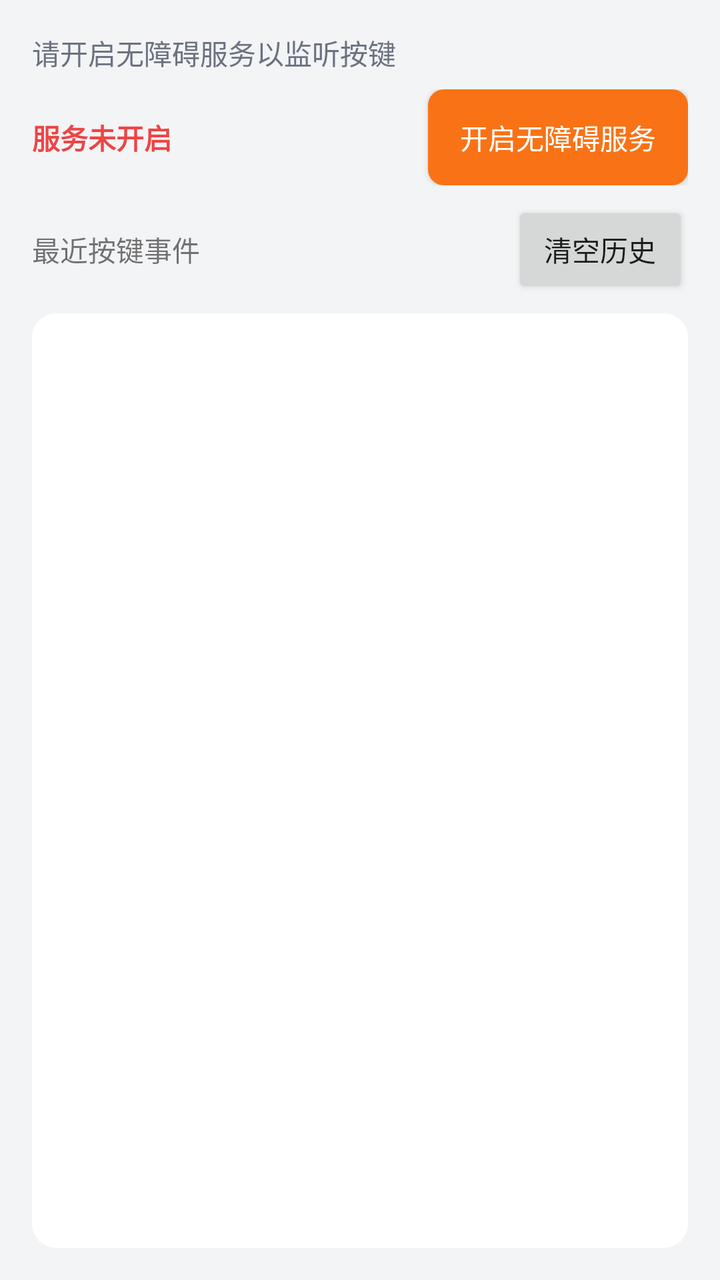
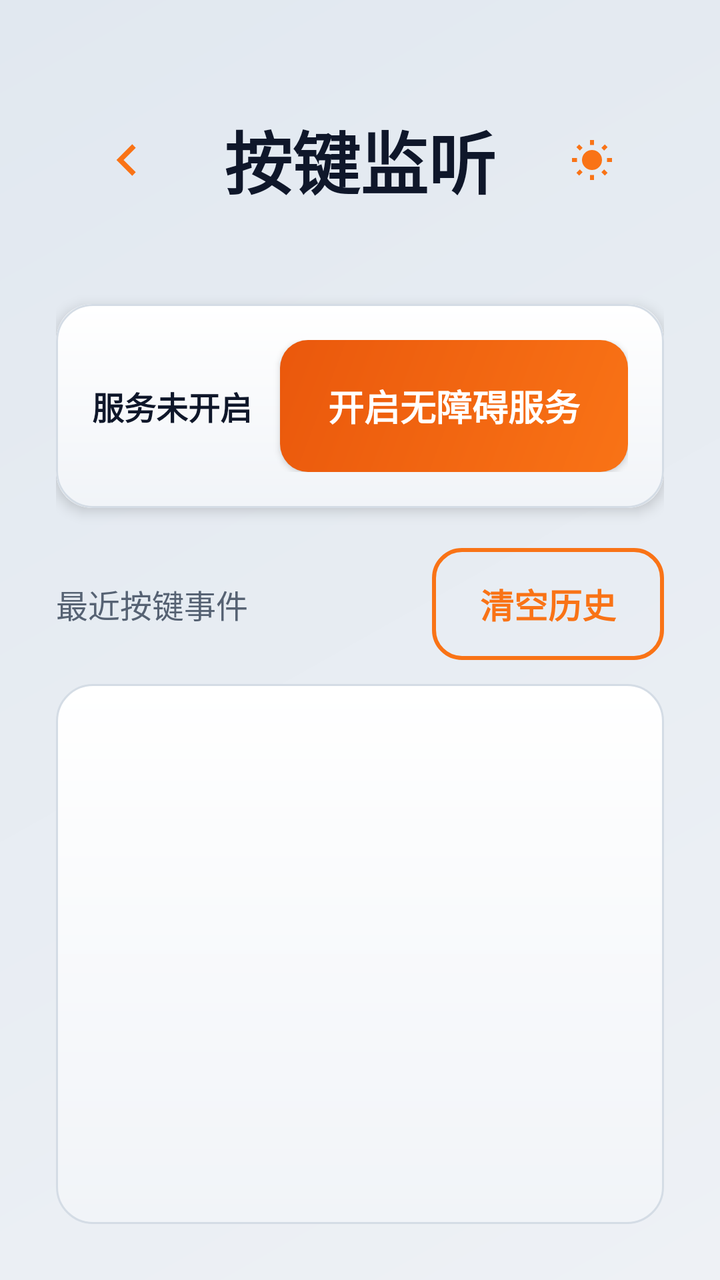

The first picture is an Android layout as it rendered before a commit; the second is the same layout after the commit. The layout source and the unified diff follow.
<!-- AndroidManifest.xml: application theme AppTheme -->
<!-- res/layout/activity_key_monitor.xml -->
<?xml version="1.0" encoding="utf-8"?>
<LinearLayout xmlns:android="http://schemas.android.com/apk/res/android"
    android:layout_width="match_parent"
    android:layout_height="match_parent"
    android:orientation="vertical"
    android:padding="16dp"
    android:background="@color/bg_light">

    <TextView
        android:layout_width="wrap_content"
        android:layout_height="wrap_content"
        android:text="@string/accessibility_guide"
        android:textSize="14sp"
        android:textColor="@color/text_secondary"/>

    <LinearLayout
        android:layout_width="match_parent"
        android:layout_height="wrap_content"
        android:orientation="horizontal"
        android:layout_marginTop="8dp">

        <TextView
            android:id="@+id/tv_service_status"
            android:layout_width="0dp"
            android:layout_height="wrap_content"
            android:layout_weight="1"
            android:text="@string/service_disabled"
            android:textColor="@color/error_red"
            android:textStyle="bold"/>

        <Button
            android:id="@+id/btn_open_accessibility"
            android:layout_width="wrap_content"
            android:layout_height="wrap_content"
            android:text="@string/open_accessibility"
            android:background="@drawable/bg_button_nissan"
            android:textColor="@color/card_white"/>
    </LinearLayout>

    <LinearLayout
        android:layout_width="match_parent"
        android:layout_height="wrap_content"
        android:orientation="horizontal"
        android:layout_marginTop="8dp">

        <TextView
            android:layout_width="0dp"
            android:layout_height="wrap_content"
            android:layout_weight="1"
            android:text="最近按键事件"/>

        <Button
            android:id="@+id/btn_clear_history"
            android:layout_width="wrap_content"
            android:layout_height="wrap_content"
            android:text="清空历史"/>
    </LinearLayout>

    <androidx.recyclerview.widget.RecyclerView
        android:id="@+id/recycler_key_history"
        android:layout_width="match_parent"
        android:layout_height="0dp"
        android:layout_weight="1"
        android:layout_marginTop="8dp"
        android:background="@drawable/bg_card"
        android:padding="8dp"/>

</LinearLayout>
<!-- resources referenced by this layout -->
<resources>
  <color name="bg_light">#F3F4F6</color>
  <color name="card_white">#FFFFFF</color>
  <color name="error_red">#EF4444</color>
  <color name="text_secondary">#6B7280</color>
  <!-- drawable bg_button_nissan (drawable) -->
  <?xml version="1.0" encoding="utf-8"?>
  <shape xmlns:android="http://schemas.android.com/apk/res/android">
      <solid android:color="@color/nissan_orange"/>
      <corners android:radius="8dp"/>
      <padding android:left="16dp" android:top="12dp" android:right="16dp" android:bottom="12dp"/>
  </shape>
  <!-- drawable bg_card (drawable) -->
  <?xml version="1.0" encoding="utf-8"?>
  <shape xmlns:android="http://schemas.android.com/apk/res/android">
      <solid android:color="@color/card_white"/>
      <corners android:radius="12dp"/>
  </shape>
  <string name="accessibility_guide">请开启无障碍服务以监听按键</string>
  <style name="AppTheme" parent="Theme.AppCompat.Light.NoActionBar">
          <item name="colorPrimary">@color/nissan_orange</item>
          <item name="colorPrimaryDark">@color/nissan_orange_dark</item>
          <item name="colorAccent">@color/nissan_orange</item>
          <item name="android:windowBackground">@color/bg_light</item>
          <item name="android:windowNoTitle">true</item>
          <item name="android:windowFullscreen">false</item>
      </style>
  <color name="nissan_orange">#F97316</color>
  <color name="nissan_orange_dark">#EA580C</color>
  <!-- unchanged entries left out for length: 2 -->
</resources>

<!-- the commit's change to res/layout/activity_key_monitor.xml (unified diff, before → after) -->
@@ -1,68 +1,121 @@
 <?xml version="1.0" encoding="utf-8"?>
-<LinearLayout xmlns:android="http://schemas.android.com/apk/res/android"
+<FrameLayout xmlns:android="http://schemas.android.com/apk/res/android"
+    xmlns:app="http://schemas.android.com/apk/res-auto"
     android:layout_width="match_parent"
     android:layout_height="match_parent"
-    android:orientation="vertical"
-    android:padding="16dp"
-    android:background="@color/bg_light">
-
-    <TextView
-        android:layout_width="wrap_content"
-        android:layout_height="wrap_content"
-        android:text="@string/accessibility_guide"
-        android:textSize="14sp"
-        android:textColor="@color/text_secondary"/>
+    android:background="@drawable/bg_dashboard">
 
     <LinearLayout
         android:layout_width="match_parent"
-        android:layout_height="wrap_content"
-        android:orientation="horizontal"
-        android:layout_marginTop="8dp">
+        android:layout_height="match_parent"
+        android:orientation="vertical"
+        android:paddingStart="@dimen/activity_horizontal_margin"
+        android:paddingEnd="@dimen/activity_horizontal_margin"
+        android:paddingTop="@dimen/activity_vertical_margin"
+        android:paddingBottom="@dimen/activity_vertical_margin">
 
-        <TextView
-            android:id="@+id/tv_service_status"
-            android:layout_width="0dp"
+        
+        <LinearLayout
+            android:layout_width="match_parent"
+            android:layout_height="@dimen/header_height"
+            android:gravity="center_vertical"
+            android:orientation="horizontal">
+
+            <ImageButton
+                android:id="@+id/btn_back"
+                android:layout_width="@dimen/min_touch"
+                android:layout_height="@dimen/min_touch"
+                android:background="?attr/selectableItemBackgroundBorderless"
+                android:contentDescription="@string/back"
+                app:srcCompat="@drawable/ic_back"
+                app:tint="@color/color_accent" />
+
+            <TextView
+                android:layout_width="0dp"
+                android:layout_height="wrap_content"
+                android:layout_marginStart="12dp"
+                android:layout_weight="1"
+                android:text="@string/card_key_monitor"
+                android:textColor="@color/color_text"
+                android:textSize="@dimen/text_app_title"
+                android:textStyle="bold" />
+
+            <ImageButton
+                android:id="@+id/btn_theme_toggle"
+                android:layout_width="@dimen/min_touch"
+                android:layout_height="@dimen/min_touch"
+                android:background="?attr/selectableItemBackgroundBorderless"
+                android:contentDescription="@string/theme_toggle"
+                app:srcCompat="@drawable/ic_sun"
+                app:tint="@color/color_accent" />
+        </LinearLayout>
+
+        
+        <androidx.cardview.widget.CardView
+            android:layout_width="match_parent"
             android:layout_height="wrap_content"
+            android:layout_marginTop="@dimen/gap"
+            app:cardCornerRadius="@dimen/card_radius"
+            app:cardElevation="4dp">
+
+            <LinearLayout
+                android:layout_width="match_parent"
+                android:layout_height="wrap_content"
+                android:background="@drawable/bg_card"
+                android:gravity="center_vertical"
+                android:orientation="horizontal"
+                android:padding="18dp">
+
+                <TextView
+                    android:id="@+id/tv_service_status"
+                    android:layout_width="0dp"
+                    android:layout_height="wrap_content"
+                    android:layout_weight="1"
+                    android:text="@string/service_disabled"
+                    android:textColor="@color/color_text"
+                    android:textSize="@dimen/text_body"
+                    android:textStyle="bold" />
+
+                <Button
+                    android:id="@+id/btn_open_accessibility"
+                    style="@style/PrimaryButton"
+                    android:layout_width="wrap_content"
+                    android:layout_height="@dimen/button_height"
+                    android:text="@string/open_accessibility" />
+            </LinearLayout>
+        </androidx.cardview.widget.CardView>
+
+        
+        <LinearLayout
+            android:layout_width="match_parent"
+            android:layout_height="wrap_content"
+            android:layout_marginTop="@dimen/gap"
+            android:gravity="center_vertical"
+            android:orientation="horizontal">
+
+            <TextView
+                android:layout_width="0dp"
+                android:layout_height="wrap_content"
+                android:layout_weight="1"
+                android:text="@string/recent_keys"
+                android:textColor="@color/color_text_secondary"
+                android:textSize="@dimen/text_body" />
+
+            <Button
+                android:id="@+id/btn_clear_history"
+                style="@style/GhostButton"
+                android:layout_width="wrap_content"
+                android:layout_height="56dp"
+                android:text="@string/clear_history" />
+        </LinearLayout>
+
+        <androidx.recyclerview.widget.RecyclerView
+            android:id="@+id/recycler_key_history"
+            android:layout_width="match_parent"
+            android:layout_height="0dp"
+            android:layout_marginTop="@dimen/gap_small"
             android:layout_weight="1"
-            android:text="@string/service_disabled"
-            android:textColor="@color/error_red"
-            android:textStyle="bold"/>
-
-        <Button
-            android:id="@+id/btn_open_accessibility"
-            android:layout_width="wrap_content"
-            android:layout_height="wrap_content"
-            android:text="@string/open_accessibility"
-            android:background="@drawable/bg_button_nissan"
-            android:textColor="@color/card_white"/>
+            android:background="@drawable/bg_card"
+            android:padding="10dp" />
     </LinearLayout>
-
-    <LinearLayout
-        android:layout_width="match_parent"
-        android:layout_height="wrap_content"
-        android:orientation="horizontal"
-        android:layout_marginTop="8dp">
-
-        <TextView
-            android:layout_width="0dp"
-            android:layout_height="wrap_content"
-            android:layout_weight="1"
-            android:text="最近按键事件"/>
-
-        <Button
-            android:id="@+id/btn_clear_history"
-            android:layout_width="wrap_content"
-            android:layout_height="wrap_content"
-            android:text="清空历史"/>
-    </LinearLayout>
-
-    <androidx.recyclerview.widget.RecyclerView
-        android:id="@+id/recycler_key_history"
-        android:layout_width="match_parent"
-        android:layout_height="0dp"
-        android:layout_weight="1"
-        android:layout_marginTop="8dp"
-        android:background="@drawable/bg_card"
-        android:padding="8dp"/>
-
-</LinearLayout>
+</FrameLayout>
<!-- resource entries referenced after the edit -->
@@ -1,33 +1,137 @@
 <!-- resources referenced by this layout -->
 <resources>
-  <color name="bg_light">#F3F4F6</color>
-  <color name="card_white">#FFFFFF</color>
-  <color name="error_red">#EF4444</color>
-  <color name="text_secondary">#6B7280</color>
-  <!-- drawable bg_button_nissan (drawable) -->
-  <?xml version="1.0" encoding="utf-8"?>
-  <shape xmlns:android="http://schemas.android.com/apk/res/android">
-      <solid android:color="@color/nissan_orange"/>
-      <corners android:radius="8dp"/>
-      <padding android:left="16dp" android:top="12dp" android:right="16dp" android:bottom="12dp"/>
-  </shape>
+  <color name="color_accent">#F97316</color>
+  <color name="color_text">#0F172A</color>
+  <color name="color_text_secondary">#566273</color>
+  <dimen name="activity_horizontal_margin">28dp</dimen>
+  <dimen name="activity_vertical_margin">28dp</dimen>
+  <dimen name="button_height">66dp</dimen>
+  <dimen name="card_radius">18dp</dimen>
+  <dimen name="gap">20dp</dimen>
+  <dimen name="gap_small">12dp</dimen>
+  <dimen name="header_height">104dp</dimen>
+  <dimen name="min_touch">72dp</dimen>
+  <dimen name="text_app_title">34sp</dimen>
+  <dimen name="text_body">16sp</dimen>
   <!-- drawable bg_card (drawable) -->
   <?xml version="1.0" encoding="utf-8"?>
   <shape xmlns:android="http://schemas.android.com/apk/res/android">
-      <solid android:color="@color/card_white"/>
-      <corners android:radius="12dp"/>
+      <gradient
+          android:type="linear"
+          android:angle="145"
+          android:startColor="@color/color_surface"
+          android:endColor="@color/color_surface_variant" />
+      <corners android:radius="@dimen/card_radius" />
+      <stroke
+          android:width="1dp"
+          android:color="@color/color_border" />
   </shape>
-  <string name="accessibility_guide">请开启无障碍服务以监听按键</string>
-  <style name="AppTheme" parent="Theme.AppCompat.Light.NoActionBar">
-          <item name="colorPrimary">@color/nissan_orange</item>
-          <item name="colorPrimaryDark">@color/nissan_orange_dark</item>
-          <item name="colorAccent">@color/nissan_orange</item>
-          <item name="android:windowBackground">@color/bg_light</item>
+  <!-- drawable bg_dashboard (drawable) -->
+  <?xml version="1.0" encoding="utf-8"?>
+  <shape xmlns:android="http://schemas.android.com/apk/res/android">
+      <gradient
+          android:type="linear"
+          android:angle="135"
+          android:startColor="@color/color_bg"
+          android:endColor="@color/color_bg_gradient" />
+  </shape>
+  <!-- drawable ic_back (drawable) -->
+  <vector xmlns:android="http://schemas.android.com/apk/res/android"
+      android:width="24dp"
+      android:height="24dp"
+      android:viewportWidth="24"
+      android:viewportHeight="24">
+      <path
+          android:fillColor="#00000000"
+          android:strokeColor="#FF000000"
+          android:strokeWidth="2.5"
+          android:strokeLinecap="round"
+          android:strokeLinejoin="round"
+          android:pathData="M15,5 L8,12 L15,19" />
+  </vector>
+  <!-- drawable ic_sun (drawable) -->
+  <vector xmlns:android="http://schemas.android.com/apk/res/android"
+      android:width="24dp"
+      android:height="24dp"
+      android:viewportWidth="24"
+      android:viewportHeight="24">
+      <path
+          android:fillColor="#FF000000"
+          android:pathData="M12,7 a5,5 0 1,0 0,10 a5,5 0 1,0 0,-10 Z" />
+      <path
+          android:fillColor="#00000000"
+          android:strokeColor="#FF000000"
+          android:strokeWidth="2"
+          android:strokeLinecap="round"
+          android:pathData="M12,2 L12,4.5 M12,19.5 L12,22 M2,12 L4.5,12 M19.5,12 L22,12 M4.9,4.9 L6.6,6.6 M17.4,17.4 L19.1,19.1 M4.9,19.1 L6.6,17.4 M17.4,6.6 L19.1,4.9" />
+  </vector>
+  <string name="back">返回</string>
+  <string name="card_key_monitor">按键监听</string>
+  <string name="clear_history">清空历史</string>
+  <string name="recent_keys">最近按键事件</string>
+  <string name="theme_toggle">切换昼夜</string>
+  <style name="GhostButton" parent="Widget.AppCompat.Button">
+          <item name="android:background">@drawable/bg_button_ghost</item>
+          <item name="android:textColor">@color/color_accent</item>
+          <item name="android:textSize">17sp</item>
+          <item name="android:textStyle">bold</item>
+          <item name="android:minHeight">@dimen/button_height</item>
+          <item name="android:paddingStart">24dp</item>
+          <item name="android:paddingEnd">24dp</item>
+          <item name="android:backgroundTint">@null</item>
+          <item name="backgroundTint">@null</item>
+      </style>
+  <style name="PrimaryButton" parent="Widget.AppCompat.Button">
+          <item name="android:background">@drawable/bg_button_primary</item>
+          <item name="android:textColor">@color/color_on_accent</item>
+          <item name="android:textSize">18sp</item>
+          <item name="android:textStyle">bold</item>
+          <item name="android:minHeight">@dimen/button_height</item>
+          <item name="android:paddingStart">24dp</item>
+          <item name="android:paddingEnd">24dp</item>
+          <item name="android:backgroundTint">@null</item>
+          <item name="backgroundTint">@null</item>
+      </style>
+  <style name="AppTheme" parent="Theme.AppCompat.DayNight.NoActionBar">
+          <item name="colorPrimary">@color/color_accent</item>
+          <item name="colorPrimaryDark">@color/color_accent_dark</item>
+          <item name="colorAccent">@color/color_accent</item>
+          <item name="android:windowBackground">@color/color_bg</item>
           <item name="android:windowNoTitle">true</item>
           <item name="android:windowFullscreen">false</item>
+          <item name="android:statusBarColor">@color/color_bg</item>
+          <item name="android:navigationBarColor">@color/color_bg</item>
+          <item name="android:textColorPrimary">@color/color_text</item>
+          <item name="android:textColorSecondary">@color/color_text_secondary</item>
+          <item name="android:fontFamily">sans-serif</item>
+          <item name="android:buttonStyle">@style/PrimaryButton</item>
       </style>
-  <color name="nissan_orange">#F97316</color>
-  <color name="nissan_orange_dark">#EA580C</color>
+  <color name="color_surface">#FFFFFF</color>
+  <color name="color_surface_variant">#F1F4F8</color>
+  <color name="color_border">#D4DCE5</color>
+  <color name="color_bg">#EEF1F5</color>
+  <color name="color_bg_gradient">#E1E8F0</color>
+  <!-- drawable bg_button_ghost (drawable) -->
+  <?xml version="1.0" encoding="utf-8"?>
+  <shape xmlns:android="http://schemas.android.com/apk/res/android">
+      <solid android:color="@android:color/transparent" />
+      <corners android:radius="14dp" />
+      <stroke
+          android:width="2dp"
+          android:color="@color/color_accent" />
+  </shape>
+  <!-- drawable bg_button_primary (drawable) -->
+  <?xml version="1.0" encoding="utf-8"?>
+  <shape xmlns:android="http://schemas.android.com/apk/res/android">
+      <gradient
+          android:type="linear"
+          android:angle="135"
+          android:startColor="@color/color_accent"
+          android:endColor="@color/color_accent_dark" />
+      <corners android:radius="14dp" />
+  </shape>
+  <color name="color_on_accent">#FFFFFF</color>
+  <color name="color_accent_dark">#EA580C</color>
   <!-- unchanged entries left out for length: 2 -->
 </resources>
 
